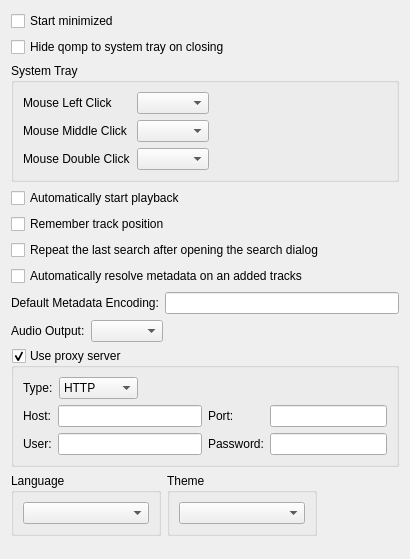
Old version of the form src/options/qompoptionsmain.ui in the repository qomp/qomp.
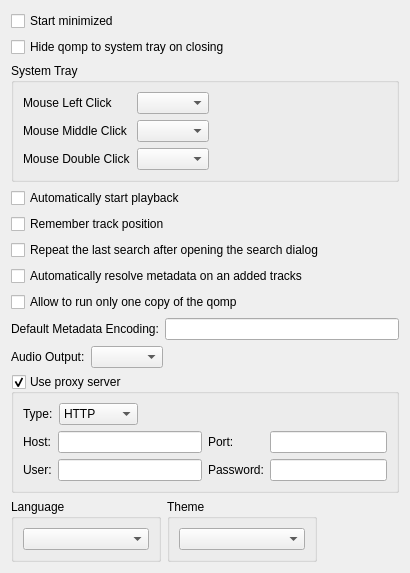
New version of the form.

Commit message: add 'allow only one copy' option

Diff of the .ui file:
```diff
--- a/src/options/qompoptionsmain.ui
+++ b/src/options/qompoptionsmain.ui
@@ -114,6 +114,13 @@
      </property>
     </widget>
    </item>
+   <item>
+    <widget class="QCheckBox" name="cb_oneCopy">
+     <property name="text">
+      <string>Allow to run only one copy of the qomp</string>
+     </property>
+    </widget>
+   </item>
    <item>
     <layout class="QHBoxLayout" name="metaDataEncodingLayout">
      <item>
```
The commit also changes 8 other files.
